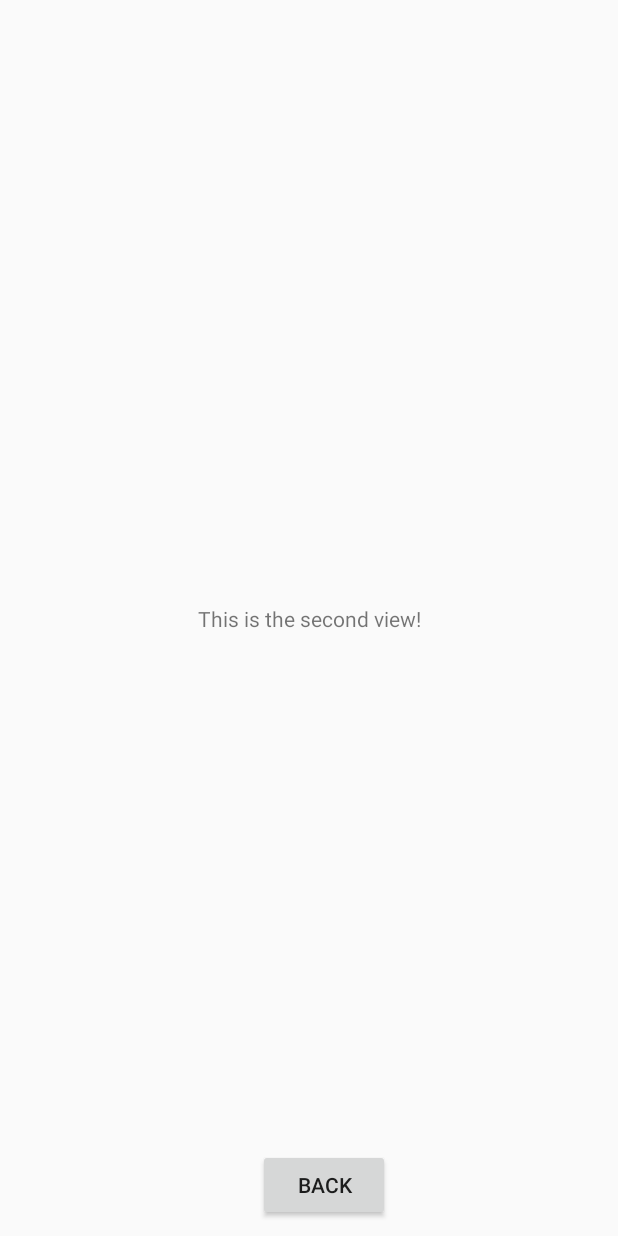
After one commit to adrianapadilla/MyFirstAndroidApp, an Android app: the SecondActivity screen opened directly, with no data from a screen before it, on a phone screen of 412 x 824 dp. The commit adds this screen. Run offline under Robolectric (Android 15) with nearby library versions, the phone set to English and light mode, and no system bars.

```diff
--- /dev/null
+++ b/app/src/main/java/com/example/myfirstandroidapp/SecondActivity.kt
@@ -0,0 +1,27 @@
+package com.example.myfirstandroidapp
+
+import android.os.Bundle
+import android.view.Menu
+import android.view.MenuItem
+import android.widget.Toast
+import androidx.appcompat.app.AppCompatActivity
+import kotlinx.android.synthetic.main.activity_main.*
+import kotlinx.android.synthetic.main.activity_second.*
+
+class SecondActivity : AppCompatActivity() {
+
+    override fun onCreate(savedInstanceState: Bundle?) {
+        super.onCreate(savedInstanceState)
+        setContentView(R.layout.activity_second)
+        setSupportActionBar(toolbar)
+
+        back_button.setOnClickListener { view ->
+            // create a Toast with some text, to appear for a short time
+            val myToast = Toast.makeText(view.context, "This is the message button!", Toast.LENGTH_SHORT)
+            // show the Toast
+            myToast.show()
+        }
+
+    }
+
+}
--- a/app/src/main/res/layout/activity_second.xml
+++ b/app/src/main/res/layout/activity_second.xml
@@ -1,6 +1,35 @@
 <?xml version="1.0" encoding="utf-8"?>
-<LinearLayout xmlns:android="http://schemas.android.com/apk/res/android"
-    android:orientation="vertical" android:layout_width="match_parent"
+<androidx.coordinatorlayout.widget.CoordinatorLayout
+    xmlns:android="http://schemas.android.com/apk/res/android"
+    xmlns:app="http://schemas.android.com/apk/res-auto"
+    android:layout_width="match_parent"
     android:layout_height="match_parent">
 
-</LinearLayout>
+    <androidx.constraintlayout.widget.ConstraintLayout
+        android:id="@+id/constraintLayout2"
+        android:layout_width="match_parent"
+        android:layout_height="match_parent">
+
+        <Button
+            android:id="@+id/back_button"
+            android:layout_width="wrap_content"
+            android:layout_height="wrap_content"
+            android:layout_marginStart="20dp"
+            android:layout_marginLeft="20dp"
+            android:layout_marginBottom="10dp"
+            android:text="back"
+            app:layout_constraintBottom_toBottomOf="parent"
+            app:layout_constraintEnd_toEndOf="parent"
+            app:layout_constraintStart_toStartOf="parent" />
+
+        <TextView
+            android:id="@+id/textView3"
+            android:layout_width="wrap_content"
+            android:layout_height="wrap_content"
+            android:text="This is the second view!"
+            app:layout_constraintBottom_toBottomOf="parent"
+            app:layout_constraintEnd_toEndOf="parent"
+            app:layout_constraintStart_toStartOf="parent"
+            app:layout_constraintTop_toTopOf="parent" />
+    </androidx.constraintlayout.widget.ConstraintLayout>
+</androidx.coordinatorlayout.widget.CoordinatorLayout>
```
Also changed, not shown: app/src/main/AndroidManifest.xml (+10 -0 lines), app/src/main/java/com/example/myfirstandroidapp/MainActivity.kt (+8 -0 lines).
